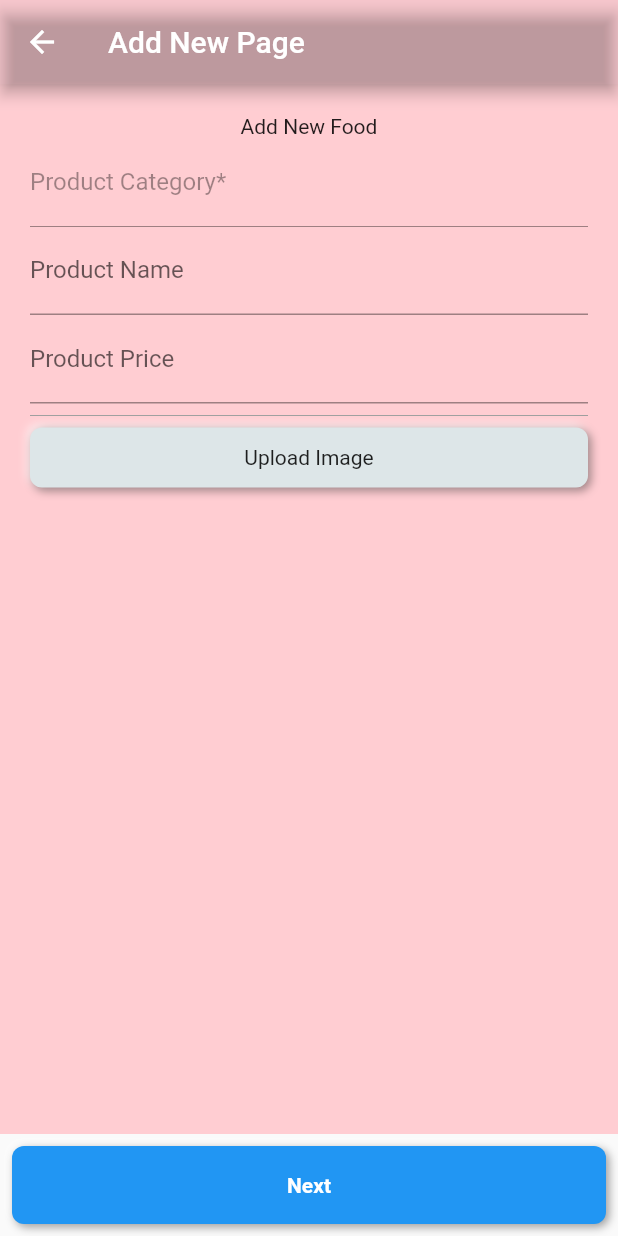
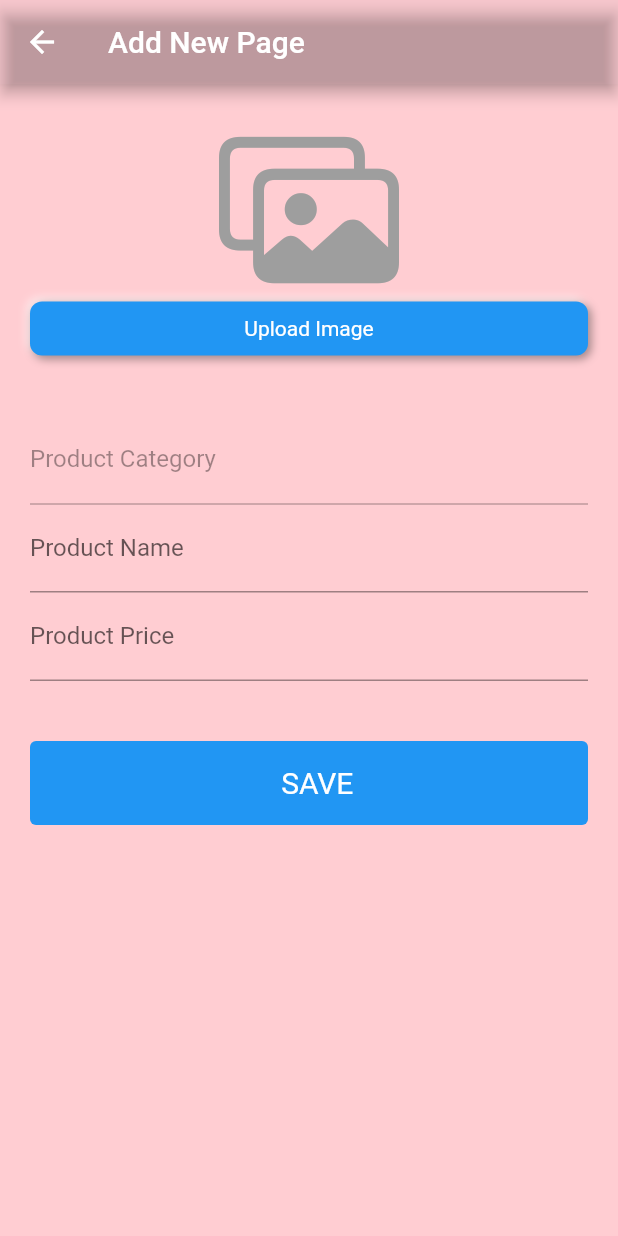
Before and after one commit to Maverick-AppsDev/Meranti-Hub, a Flutter app: the AddNewItems screen opened directly, on a phone screen of 412 x 824 dp. Run offline on Flutter 3.47's test engine with Material 2 defaults, Android fonts, the phone set to English and light mode, and no system bars; drawn by our look-alikes of flutter_neumorphic; our stand-ins replace cloud_firestore, firebase_auth, firebase_core, firebase_storage, google_sign_in, image_picker; accounts and stored records are empty.

Commit message:
Add files via upload

```diff
--- a/lib/pages/add_new_items.dart
+++ b/lib/pages/add_new_items.dart
@@ -1,54 +1,60 @@
-import 'package:flutter/material.dart';
+import 'dart:io';
+import 'package:flutter/cupertino.dart';
 import 'package:flutter_neumorphic/flutter_neumorphic.dart';
-import 'package:provider/provider.dart';
-import 'package:sprint1/pages/image_picker_widget.dart';
-import 'package:sprint1/pages/provider/cat_provider.dart';
+import 'package:image_picker/image_picker.dart';
+import '../services/firebase_services.dart';
 
-import 'firebase_services.dart';
+class AddNewItems extends StatefulWidget {
+  @override
+  State<AddNewItems> createState() => _AddNewItemsState();
+}
 
-class AddNewItems extends StatelessWidget {
-  static const String id = 'rices-product';
-  final formKey = GlobalKey<FormState>();
+class _AddNewItemsState extends State<AddNewItems> {
+  // Function to get image from gallery
+  File? image;
+
+  final picker = ImagePicker();
+
+  Future getImage() async {
+    final pickedFile = await picker.pickImage(source: ImageSource.gallery);
+
+    setState(() {
+      if (pickedFile != null) {
+        image = File(pickedFile.path);
+      } else {
+        print('No Image Selected.');
+      }
+    });
+  }
 
   var productCategoriesController = TextEditingController();
+
   var productNameController = TextEditingController();
+
   var productPriceController = TextEditingController();
-
-  validate() {
-    if (formKey.currentState!.validate()) {
-      print('Validate');
-    }
-    // else {
-    //   ScaffoldMessenger.of(context).showSnackBar(
-    //     const SnackBar(
-    //       content: Text('Please complete required fields'),
-    //     ),
-    //   );
-    // }
-  }
 
   List<String> categoriesList = ['Rice', 'Noodle'];
 
   @override
   Widget build(BuildContext context) {
-    FirebaseServices services = FirebaseServices();
-    var catProvider = Provider.of<CategoryProvider>(context);
-    catProvider.getCategory('Categories');
-
-    Widget appBar(title) {
-      return AppBar(
-          backgroundColor: Color(0xfffd2e6),
-          //iconTheme: IconThemeData(color: Colors.white),
-          automaticallyImplyLeading: false,
-          title: Text('Food Categories',
-              style: TextStyle(color: Colors.black, fontSize: 14)));
-    }
+    // FirebaseServices services = FirebaseServices();
+    // var catProvider = Provider.of<CategoryProvider>(context);
+    // catProvider.getCategory('Categories');
 
     Widget listView({fieldValue, list, textController}) {
       return Dialog(
         child: Column(
           mainAxisSize: MainAxisSize.min,
           children: [
+            AppBar(
+              backgroundColor: Color(0xfffd2e6),
+              //iconTheme: IconThemeData(color: Colors.white),
+              automaticallyImplyLeading: false,
+              title: Text(
+                'Food Categories',
+                style: TextStyle(color: Colors.black, fontSize: 14),
+              ),
+            ),
             ListView.builder(
                 shrinkWrap: true,
                 itemCount: list.length,
@@ -65,54 +71,56 @@ class AddNewItems extends StatelessWidget {
         ),
       );
     }
-    // Widget productCategoriesList(list) {
-    //   return Dialog(
-    //     child: Column(
-    //       mainAxisSize: MainAxisSize.min,
-    //       children: [
-    //         // AppBar(
-    //         //     backgroundColor: Color(0xfffd2e6),
-    //         //     //iconTheme: IconThemeData(color: Colors.white),
-    //         //     automaticallyImplyLeading: false,
-    //         //     title: Text('Food Categories',
-    //         //         style: TextStyle(color: Colors.black, fontSize: 14)))
-    //         appBar("Food Categories"),
-    //         // Expanded(
-    //         //   child: ListView.builder(
-    //         //       shrinkWrap: true,
-    //         //       itemCount: list.length,
-    //         //       itemBuilder: (BuildContext context, int index) {
-    //         //         return ListTile(
-    //         //           onTap: () {
-    //         //           //  textController.text = list[index];
-    //         //           },
-    //         //           title: Text(list[index]),
-    //         //         );
-    //         //       }),
-    //         // ),
-    //       ],
-    //     ),
-    //   );
-    // }
 
+    var screenWidth;
     return Scaffold(
       backgroundColor: Colors.red[100],
       appBar: AppBar(
         backgroundColor: Color(0xfffd2e6),
         title: const Text('Add New Page'),
       ),
-      body: SafeArea(
-        child: Form(
-          key: formKey,
-          child: Padding(
-            padding: const EdgeInsets.all(20.0),
+      body: SingleChildScrollView(
+        padding: EdgeInsets.all(20),
         child: Column(
           children: [
-                Text('Add New Food'),
+            Container(
+              height: 120,
+              width: MediaQuery.of(context).size.width,
+              child: FittedBox(
+                child: image == null
+                    ? Icon(
+                        CupertinoIcons.photo_on_rectangle,
+                        color: Colors.grey,
+                      )
+                    : Image.file(image!),
+              ),
+            ),
+            SizedBox(
+              height: 5,
+            ),
+            Row(
+              children: [
+                Expanded(
+                  child: NeumorphicButton(
+                    onPressed: () {
+                      getImage();
+                    },
+                    style:
+                        NeumorphicStyle(color: Theme.of(context).primaryColor),
+                    child: Text(
+                      'Upload Image',
+                      textAlign: TextAlign.center,
+                      style: TextStyle(color: Colors.white),
+                    ),
+                  ),
+                ),
+              ],
+            ),
+            SizedBox(
+              height: 40,
+            ),
             InkWell(
               onTap: () {
-                    // Lets show list of the cars to select instead of manually typing
-                    // Lists from firebase, need to bring those lists here
                 showDialog(
                     context: context,
                     builder: (BuildContext context) {
@@ -125,8 +133,7 @@ class AddNewItems extends StatelessWidget {
               child: TextFormField(
                   enabled: false, //cannot enter manually now
                   controller: productCategoriesController,
-                      decoration:
-                          InputDecoration(labelText: 'Product Category*'),
+                  decoration: InputDecoration(labelText: 'Product Category'),
                   validator: (value) {
                     if (value == null) {
                       return 'Please complete required field';
@@ -154,26 +161,24 @@ class AddNewItems extends StatelessWidget {
                   }
                   return null;
                 }),
-
-                // Upload Image Button
-                Divider(
-                  color: Colors.grey,
+            SizedBox(
+              height: 40,
             ),
-                InkWell(
-                  onTap: () {
-                    // Upload image from here
-
-                    showDialog(
-                        context: context,
-                        builder: (BuildContext context) {
-                          return ImagePickerWidget();
-                        });
-                  },
-                  child: Neumorphic(
-                    child: Container(
-                      height: 40,
+            Container(
+              height: kToolbarHeight,
+              width: screenWidth,
+              margin: const EdgeInsets.only(bottom: 12),
+              padding: const EdgeInsets.only(left: 11),
+              decoration: BoxDecoration(
+                borderRadius: BorderRadius.circular(4),
+                color: Colors.blue,
+              ),
               child: Center(
-                        child: Text('Upload Image'),
+                child: Text(
+                  'SAVE',
+                  style: const TextStyle(
+                    color: Colors.white,
+                    fontSize: 20,
                   ),
                 ),
               ),
@@ -181,32 +186,6 @@ class AddNewItems extends StatelessWidget {
           ],
         ),
       ),
-        ),
-      ),
-      bottomSheet: Row(
-        children: [
-          Expanded(
-            child: Padding(
-              padding: const EdgeInsets.all(8.0),
-              child: NeumorphicButton(
-                style: NeumorphicStyle(color: Theme.of(context).primaryColor),
-                child: Padding(
-                  padding: const EdgeInsets.all(8.0),
-                  child: Text(
-                    'Next',
-                    textAlign: TextAlign.center,
-                    style: TextStyle(
-                        color: Colors.white, fontWeight: FontWeight.bold),
-                  ),
-                ),
-                onPressed: () {
-                  validate();
-                },
-              ),
-            ),
-          ),
-        ],
-      ),
     );
   }
 }
```
Also changed, not shown: lib/pages/home_page_seller.dart (+26 -16 lines). Lines whose indentation alone changed are shown as unchanged.
